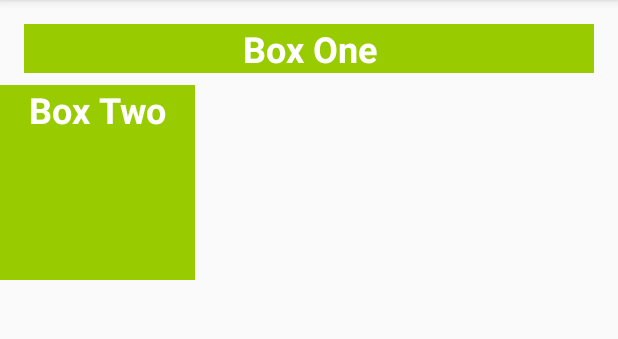
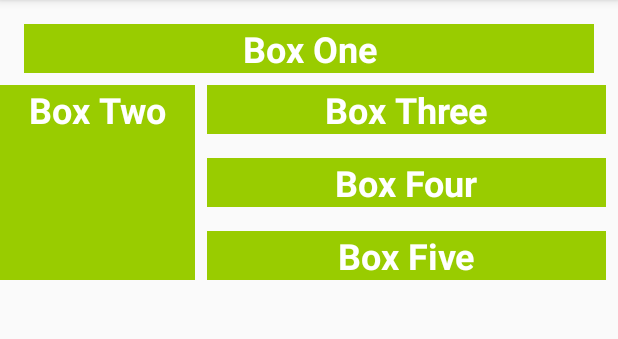
Before and after one commit to Haider8/ColourMyViews-Android, an Android app: the screen it shows after launch (MainActivity), on a phone screen of 412 x 824 dp, the part 84-423 px from its top. Run offline under Robolectric (Android 15) with nearby library versions, the phone set to English and light mode, and no system bars; Roboto replaces fonts that are not available here.

Commit message:
chains: add three aligned boxes

```diff
--- a/app/src/main/res/layout/activity_main.xml
+++ b/app/src/main/res/layout/activity_main.xml
@@ -23,5 +23,31 @@
             tools:layout_editor_absoluteX="16dp" android:id="@+id/box_two_text" android:layout_marginTop="8dp"
             app:layout_constraintTop_toBottomOf="@+id/box_one_text" style="@style/whiteBox"
     />
+    <TextView
+            android:text="@string/box_three"
+            android:layout_width="0dp"
+            android:layout_height="wrap_content"
+            android:id="@+id/box_three_text" style="@style/whiteBox"
+            app:layout_constraintBottom_toTopOf="@+id/box_four_text"
+            app:layout_constraintTop_toTopOf="@+id/box_two_text" app:layout_constraintStart_toEndOf="@+id/box_two_text"
+            android:layout_marginStart="8dp" app:layout_constraintEnd_toEndOf="parent" android:layout_marginEnd="8dp"/>
+    <TextView
+            android:text="@string/box_four"
+            android:layout_width="0dp"
+            android:layout_height="wrap_content"
+            android:id="@+id/box_four_text" style="@style/whiteBox"
+            app:layout_constraintTop_toBottomOf="@+id/box_three_text"
+            app:layout_constraintBottom_toTopOf="@+id/box_five_text"
+            app:layout_constraintStart_toEndOf="@+id/box_two_text" android:layout_marginStart="8dp"
+            app:layout_constraintEnd_toEndOf="parent" android:layout_marginEnd="8dp" android:layout_marginTop="16dp"/>
+    <TextView
+            android:text="@string/box_five"
+            android:layout_width="0dp"
+            android:layout_height="wrap_content"
+            android:id="@+id/box_five_text" style="@style/whiteBox"
+            app:layout_constraintBottom_toBottomOf="@+id/box_two_text"
+            app:layout_constraintTop_toBottomOf="@+id/box_four_text"
+            app:layout_constraintStart_toEndOf="@+id/box_two_text" android:layout_marginStart="8dp"
+            app:layout_constraintEnd_toEndOf="parent" android:layout_marginEnd="8dp" android:layout_marginTop="16dp"/>
 
 </androidx.constraintlayout.widget.ConstraintLayout>
```
